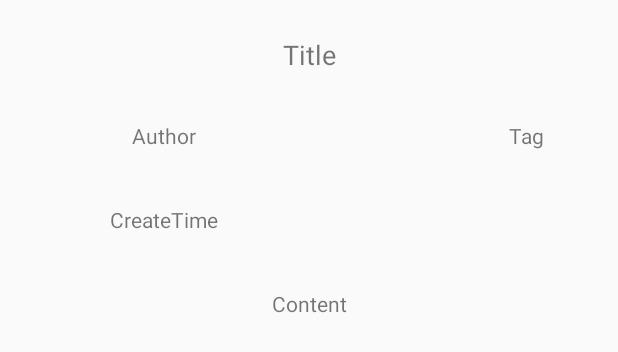
After one commit to TomLincoln066/AppWorksMidterm, an Android app: the layout main_page_item.xml on its own in the app's theme, with its tools: preview values and no code run, on a phone screen of 412 x 824 dp. The commit adds this screen. Shown: the top 352 px of the screen. Run offline under Robolectric (Android 15) with nearby library versions, the phone set to English and light mode, and no system bars.

Commit message:
add some UI and works

```diff
--- /dev/null
+++ b/app/src/main/res/layout/main_page_item.xml
@@ -0,0 +1,75 @@
+<?xml version="1.0" encoding="utf-8"?>
+
+
+<androidx.constraintlayout.widget.ConstraintLayout xmlns:android="http://schemas.android.com/apk/res/android"
+    xmlns:app="http://schemas.android.com/apk/res-auto"
+    xmlns:tools="http://schemas.android.com/tools"
+    android:layout_width="match_parent"
+    android:layout_height="match_parent"
+    android:layout_margin="16dp"
+    android:orientation="vertical">
+
+
+    <TextView
+        android:id="@+id/textView_title"
+        android:layout_width="match_parent"
+        android:layout_height="wrap_content"
+        android:padding="8dp"
+        android:text="@string/textView_title"
+        android:textSize="18sp"
+        android:textAlignment="center"
+        app:layout_constraintEnd_toEndOf="parent"
+        app:layout_constraintStart_toStartOf="parent"
+        app:layout_constraintTop_toTopOf="parent" />
+
+    <TextView
+        android:id="@+id/textView_author"
+        android:layout_width="185dp"
+        android:layout_height="40dp"
+        android:layout_marginTop="16dp"
+        android:padding="8dp"
+        android:text="@string/textView_author"
+        android:textAlignment="center"
+        android:textSize="14sp"
+        app:layout_constraintStart_toStartOf="parent"
+        app:layout_constraintTop_toBottomOf="@+id/textView_title" />
+
+    <TextView
+        android:id="@+id/textView_create_time"
+        android:layout_width="185dp"
+        android:layout_height="40dp"
+        android:layout_marginTop="16dp"
+        android:padding="8dp"
+        android:text="@string/textView_create_time"
+        android:textAlignment="center"
+        android:textSize="14sp"
+        app:layout_constraintStart_toStartOf="parent"
+        app:layout_constraintTop_toBottomOf="@+id/textView_author" />
+
+    <TextView
+        android:id="@+id/textView_tag"
+        android:layout_width="90dp"
+        android:layout_height="40dp"
+        android:layout_marginTop="16dp"
+        android:padding="8dp"
+        android:text="@string/textView_tag"
+        android:textAlignment="center"
+        android:textSize="14sp"
+        app:layout_constraintEnd_toEndOf="parent"
+        app:layout_constraintTop_toBottomOf="@id/textView_title" />
+
+    <TextView
+        android:id="@+id/textView_content"
+        android:layout_width="match_parent"
+        android:layout_height="120dp"
+        android:layout_marginTop="16dp"
+        android:padding="8dp"
+        android:text="@string/textView_content"
+        android:textAlignment="center"
+        android:textSize="14sp"
+        app:layout_constraintEnd_toEndOf="parent"
+        app:layout_constraintStart_toStartOf="parent"
+        app:layout_constraintTop_toBottomOf="@+id/textView_create_time" />
+
+
+</androidx.constraintlayout.widget.ConstraintLayout>
--- a/app/src/main/res/values/strings.xml
+++ b/app/src/main/res/values/strings.xml
@@ -1,4 +1,17 @@
 <resources>
     <string name="app_name">ProjectToDelete</string>
     <string name="action_settings">Settings</string>
+
+    <string name="textView_title">Title</string>
+    <string name="textView_author">Author</string>
+    <string name="textView_create_time">CreateTime</string>
+    <string name="textView_tag">Tag</string>
+    <string name="textView_content">Content</string>
+
+
+
+
+
+
+
 </resources>
```
Also changed, not shown: app/src/main/java/com/example/projecttodelete/MainActivity.kt (+40 -10 lines), app/src/main/res/layout/main_page_detail.xml (added, +26 -0 lines).
